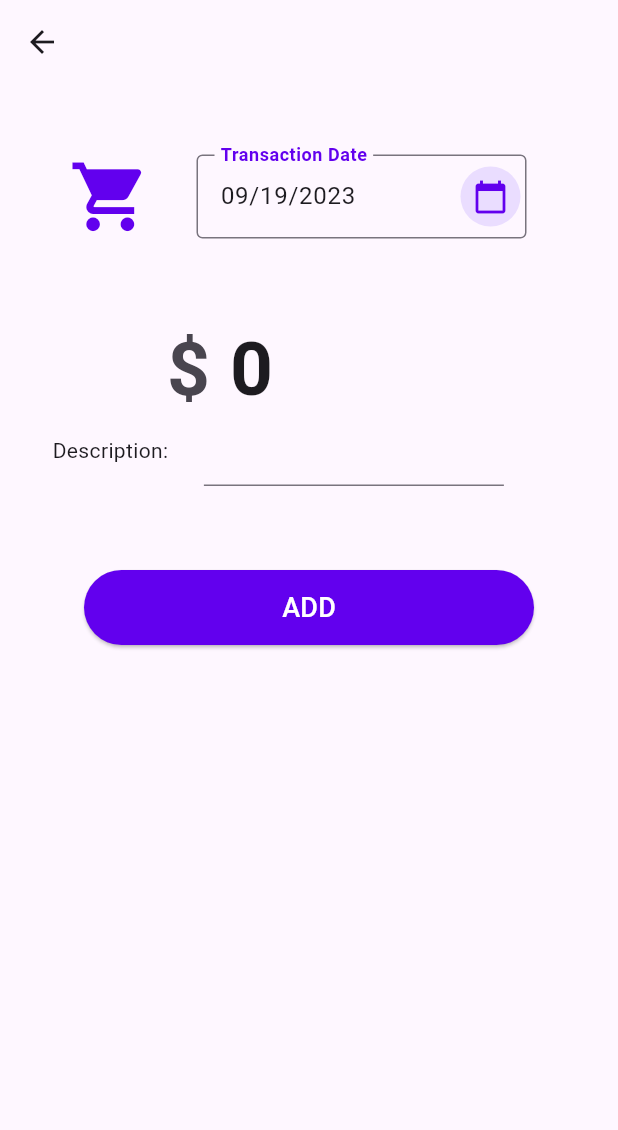
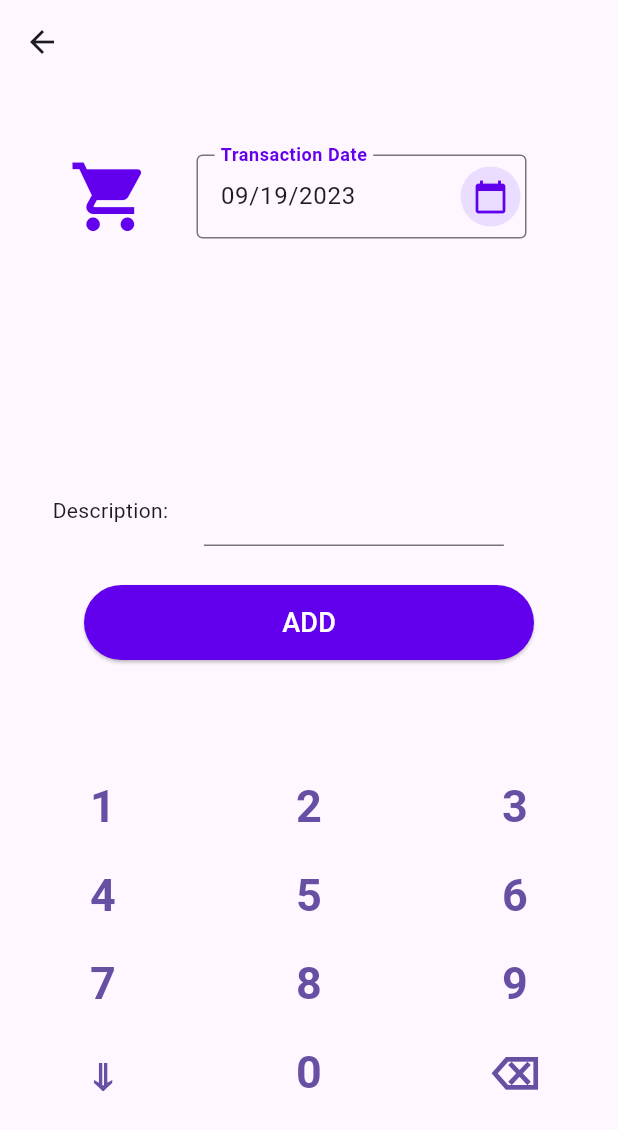
Before and after one commit to jianhui-ben/aiko_ben_expense_app, a Flutter app: the screen it shows once a user with an empty profile is signed in, after a tap on "add a default transaction", on a phone screen of 412 x 824 dp. Shown: the top 1130 px of the screen. Run offline on Flutter 3.47's test engine with Material 2 defaults, Android fonts, the phone set to English and light mode, and no system bars; our stand-ins replace cloud_firestore, firebase_auth, firebase_core, flutter_spinkit, google_fonts; accounts and stored records are empty.

Commit message:
add a numeric keypad; also add a focus node in adding-single-transaction screen

```diff
--- a/lib/screens/single_transaction/add_new_single_transaction.dart
+++ b/lib/screens/single_transaction/add_new_single_transaction.dart
@@ -1,5 +1,6 @@
 
 import 'package:aiko_ben_expense_app/models/user.dart';
+import 'package:aiko_ben_expense_app/screens/single_transaction/numeric_keypad.dart';
 import 'package:aiko_ben_expense_app/services/database.dart';
 import 'package:aiko_ben_expense_app/shared/constants.dart';
 import 'package:flutter/material.dart';
@@ -16,10 +17,33 @@ class AddNewSingleTransaction extends StatefulWidget {
 
 class _AddNewSingleTransactionState extends State<AddNewSingleTransaction> {
 
+  final FocusNode _focus = FocusNode(); // 1) init _focus to let user directly input number from keypad
+
   late Map data;
   TextEditingController dateInput = TextEditingController(text: DateFormat('MM/dd/yyyy').format(DateTime.now()));
-  TextEditingController transactionAmountInput = TextEditingController(text: "0");
+  TextEditingController transactionAmountInput = TextEditingController();
   TextEditingController transactionCommentInput = TextEditingController();
+
+  @override
+  void initState() {
+    super.initState();
+
+    // FocusScope.of(context).requestFocus(_focus); // Request focus for the transaction amount field when the screen loads
+    _focus.addListener(_onFocusChange); // 2) add listener to our focus
+  }
+
+  @override
+  void dispose() {
+    super.dispose();
+    _focus
+      ..removeListener(_onFocusChange)
+      ..dispose(); // 3) removeListener and dispose
+  }
+
+// 4)
+  void _onFocusChange() {
+    setState(() {});
+  }
 
   @override
   Widget build(BuildContext context) {
@@ -34,7 +58,8 @@ class _AddNewSingleTransactionState extends State<AddNewSingleTransaction> {
     var _transactionAmount;
 
     return Scaffold(appBar: AppBar(),
-    body: Center(
+      resizeToAvoidBottomInset: false,
+      body: Center(
       child: Column(
           children: [
             // SizedBox(height: 30,),
@@ -111,7 +136,7 @@ class _AddNewSingleTransactionState extends State<AddNewSingleTransaction> {
                 ],
               ),
             ),
-            SizedBox(height: 10,),
+            SizedBox(height: 50,),
             Container(
               // color: Colors.blue, //for debugging
               width: 350,
@@ -120,13 +145,14 @@ class _AddNewSingleTransactionState extends State<AddNewSingleTransaction> {
                 padding: const EdgeInsets.fromLTRB(80, 0, 50, 0),
                 child: TextField(
                   controller: transactionAmountInput,
-                  // Your other properties here
+                  keyboardType: TextInputType.none,
+                  focusNode: _focus, // pass focusNode to our textfield
                   decoration: InputDecoration(
-                    prefixText: '\$ ', // Add a dollar sign as a prefix
+                    prefix: Text('\$ '), // Add a dollar sign as a prefix
                     border: InputBorder.none, // Remove the outline border
                     // border: OutlineInputBorder(), //for debugging
                   ),
-                  keyboardType: TextInputType.numberWithOptions(decimal: true),
+                  // keyboardType: TextInputType.numberWithOptions(decimal: true),
                   // Allow decimal input
                   inputFormatters: [
                     FilteringTextInputFormatter.allow(
@@ -145,6 +171,7 @@ class _AddNewSingleTransactionState extends State<AddNewSingleTransaction> {
                   Container(
                     // color: Colors.yellow, //for debugging
                     width: 250,
+                    // height: 80,
                     child: Padding(
                       padding: const EdgeInsets.fromLTRB(20, 0, 30, 0),
                       child: TextField(
@@ -163,7 +190,7 @@ class _AddNewSingleTransactionState extends State<AddNewSingleTransaction> {
                 ],
               ),
             ),
-            SizedBox(height: 50,),
+            SizedBox(height: 20,),
             Container(
               height: 50,
               width: 300, // Forces the button to take the full width of the screen
@@ -187,8 +214,19 @@ class _AddNewSingleTransactionState extends State<AddNewSingleTransaction> {
                 ),
               ),
             ),
-
-
+            const Spacer(),
+            // 6) if hasFocus show keyboard, else show empty container
+            // _focus.hasFocus
+            //     ? NumericKeypad(
+            //   controller: transactionAmountInput, focusNode: _focus,
+            // )
+            //     : Container(),
+            Padding(
+              padding: EdgeInsets.fromLTRB(0, 10, 0, 80),
+              child: NumericKeypad(
+                controller: transactionAmountInput, focusNode: _focus,
+              ),
+            )
         ],
       ),
     ),
--- /dev/null
+++ b/lib/screens/single_transaction/numeric_keypad.dart
@@ -0,0 +1,141 @@
+import 'package:flutter/material.dart';
+
+
+//reference: https://medium.com/@henryifebunandu/create-custom-keyboard-for-your-flutter-app-20926a0aaf19
+
+class NumericKeypad extends StatefulWidget {
+  final TextEditingController controller;
+  final FocusNode focusNode;
+
+  const NumericKeypad(
+      {super.key, required this.controller, required this.focusNode});
+
+  @override
+  State<NumericKeypad> createState() => _NumericKeypadState();
+}
+
+class _NumericKeypadState extends State<NumericKeypad> {
+
+  late FocusNode _focusNode;
+  late TextEditingController _controller;
+  late TextSelection _selection;
+
+  @override
+  void initState() {
+    super.initState();
+    // add listener to controller
+    _controller = widget.controller..addListener(_onSelectionChanged);
+    _selection = _controller.selection;
+    _focusNode = widget.focusNode;
+  }
+
+  @override
+  void dispose() {
+    // remove listener
+    _controller.removeListener(_onSelectionChanged);
+    super.dispose();
+  }
+
+  void _onSelectionChanged() {
+    setState(() {
+      // update selection on change (updating position too)
+      _selection = _controller.selection;
+    });
+    // print('Cursor position: ${_selection.base.offset}'); // print position
+  }
+
+  @override
+  Widget build(BuildContext context) {
+    return Column(
+      children: [
+        Row(
+          children: [
+            _buildButton('1'),
+            _buildButton('2'),
+            _buildButton('3'),
+          ],
+        ),
+        Row(
+          children: [
+            _buildButton('4'),
+            _buildButton('5'),
+            _buildButton('6'),
+          ],
+        ),
+        Row(
+          children: [
+            _buildButton('7'),
+            _buildButton('8'),
+            _buildButton('9'),
+          ],
+        ),
+        Row(
+          children: [
+            _buildButton('⇓', onPressed: _hideKeyboard),
+            _buildButton('0'),
+            _buildButton('⌫', onPressed: _backspace),
+          ],
+        ),
+      ],
+    );
+  }
+
+  _hideKeyboard() => _focusNode.unfocus();
+
+  // Individual keys
+  Widget _buildButton(String text, {VoidCallback? onPressed}) {
+    return Expanded(
+      child: TextButton(
+        onPressed: onPressed ?? () => _input(text),
+        child: Text(
+          text,
+          style: TextStyle(
+            fontSize: 30.0, // Adjust the font size as needed
+            fontWeight: FontWeight.bold, // Make the text bold
+          ),
+        ),
+      ),
+    );
+  }
+
+  void _backspace() {
+    int position = _selection.base.offset; // cursor position
+    final value = _controller.text; // string in out textfield
+
+    // 1) only erase when string in textfield is not empty and when position is not zero (at the start)
+    if (value.isNotEmpty && position != 0) {
+      var suffix = value.substring(position, value.length); // 2) get string after cursor position
+      _controller.text = value.substring(0, position - 1) + suffix; // 3) get string before the cursor and append to
+      // suffix after removing the last char before the cursor
+      _controller.selection =
+          TextSelection.fromPosition(TextPosition(offset: position - 1)); // 4) update the cursor
+    }
+  }
+
+  void _input(String text) {
+
+    int position = _selection.base.offset; // gets position of cursor
+    var value = _controller.text; // text in our textfield
+
+    if (value.isNotEmpty) {
+      var suffix = value.substring(position, value.length); // 1) suffix: the string
+      // from the position of the cursor to the end of the text in the controller
+
+      value = value.substring(0, position) + text + suffix; // 2) value.substring gets
+      // a new string from start of the string in our textfield, appends the new input to our
+      // new string and appends the suffix to it.
+
+      _controller.text = value; // 3) set our controller text to the gotten value
+      _controller.selection =
+          TextSelection.fromPosition(TextPosition(offset: position + 1)); // 4) update selection
+      // to update our position.
+    } else {
+      value = _controller.text + text; // 5) appends controller text and new input
+      // and assigns to value
+      _controller.text = value; // 6) set our controller text to the gotten value
+      _controller.selection =
+          TextSelection.fromPosition(const TextPosition(offset: 1)); // 7) since this is the first input
+      // set position of cursor to 1, so the cursor is placed at the end
+    }
+  }
+}
```
